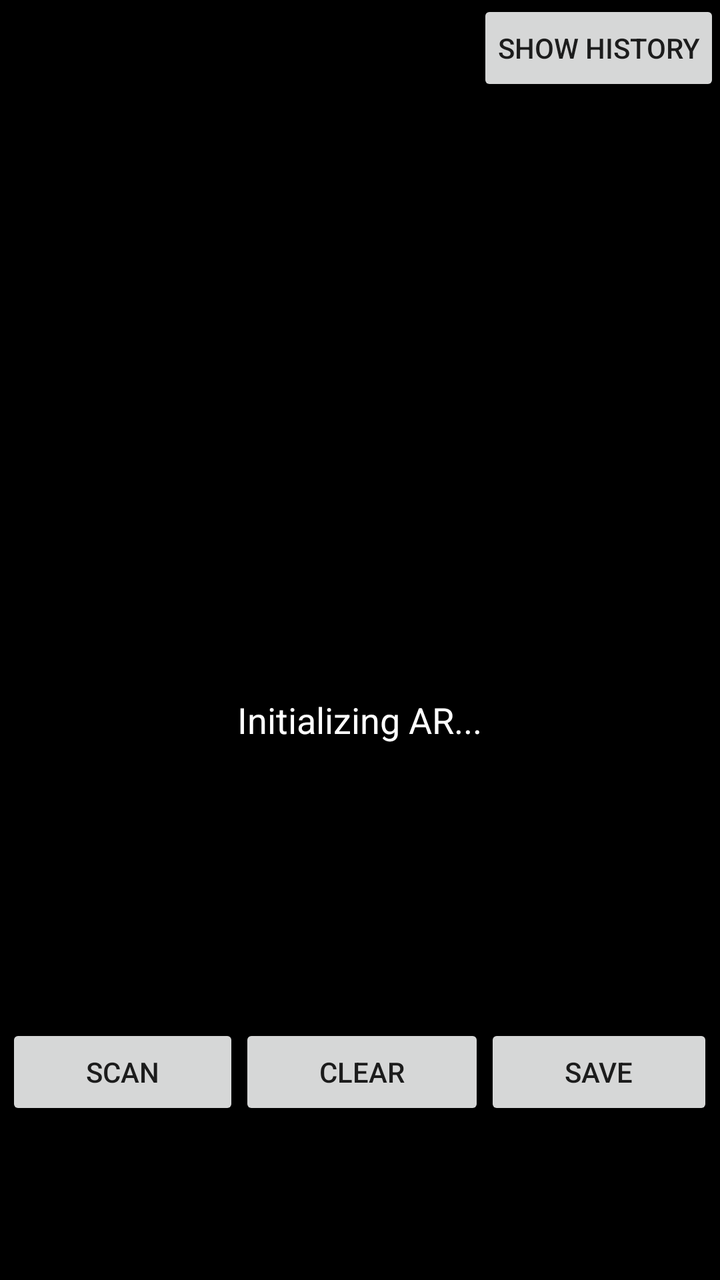
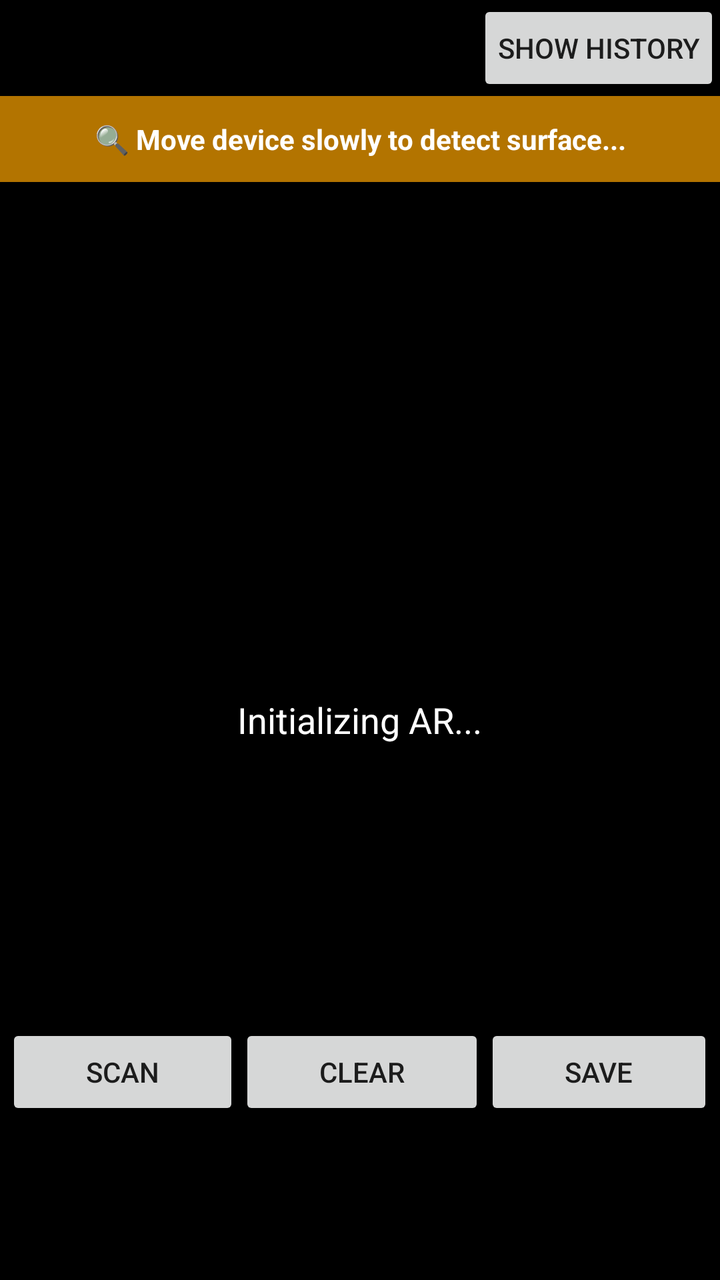

The first picture is an Android layout as it rendered before a commit; the second is the same layout after the commit. The layout source and the unified diff follow.
<!-- AndroidManifest.xml: application theme Theme.Design.Light.NoActionBar -->
<!-- res/layout/activity_main.xml -->
<?xml version="1.0" encoding="utf-8"?>
<androidx.coordinatorlayout.widget.CoordinatorLayout xmlns:android="http://schemas.android.com/apk/res/android"
    xmlns:app="http://schemas.android.com/apk/res-auto"
    android:id="@+id/coordinatorLayout"
    android:layout_width="match_parent"
    android:layout_height="match_parent">

  <android.opengl.GLSurfaceView
      android:id="@+id/surfaceview"
      android:layout_width="fill_parent"
      android:layout_height="fill_parent" />

  
  <FrameLayout
      android:id="@+id/loadingOverlay"
      android:layout_width="match_parent"
      android:layout_height="match_parent"
      android:background="#FF000000"
      android:visibility="visible">

    <LinearLayout
        android:layout_width="wrap_content"
        android:layout_height="wrap_content"
        android:layout_gravity="center"
        android:orientation="vertical"
        android:gravity="center">

      <ProgressBar
          android:layout_width="64dp"
          android:layout_height="64dp"
          android:indeterminateTint="#FFFFFF" />

      <TextView
          android:layout_width="wrap_content"
          android:layout_height="wrap_content"
          android:layout_marginTop="16dp"
          android:text="Initializing AR..."
          android:textColor="#FFFFFF"
          android:textSize="18sp" />

    </LinearLayout>

  </FrameLayout>

  <LinearLayout
      android:layout_width="wrap_content"
      android:layout_height="wrap_content"
      android:layout_marginBottom="80dp"
      android:layout_gravity="bottom|center_horizontal"
      app:layout_dodgeInsetEdges="bottom">

    <androidx.appcompat.widget.AppCompatButton
        android:id="@+id/scanButton"
        android:layout_width="wrap_content"
        android:layout_height="wrap_content"
        android:paddingHorizontal="40dp"
        android:text="@string/scan_available" />

    <androidx.appcompat.widget.AppCompatButton
        android:id="@+id/clearButton"
        android:layout_width="wrap_content"
        android:layout_height="wrap_content"
        android:paddingHorizontal="40dp"
        android:text="@string/clear" />

    <androidx.appcompat.widget.AppCompatButton
        android:id="@+id/saveButton"
        android:layout_width="wrap_content"
        android:layout_height="wrap_content"
        android:paddingHorizontal="40dp"
        android:text="Save" />

  </LinearLayout>












  <androidx.appcompat.widget.AppCompatButton
      android:id="@+id/historyButton"
      android:layout_gravity="top|end"
      android:layout_width="wrap_content"
      android:layout_height="wrap_content"
      android:paddingHorizontal="10dp"
      android:text="@string/history" />


</androidx.coordinatorlayout.widget.CoordinatorLayout>
<!-- resources referenced by this layout -->
<resources>
  <string name="clear">Clear</string>
  <string name="history">Show History</string>
  <string name="scan_available">Scan</string>
</resources>

<!-- the commit's change to res/layout/activity_main.xml (unified diff, before → after) -->
@@ -91,5 +91,19 @@
       android:paddingHorizontal="10dp"
       android:text="@string/history" />
 
+  
+  <TextView
+      android:id="@+id/planeStatusText"
+      android:layout_width="match_parent"
+      android:layout_height="wrap_content"
+      android:layout_gravity="top"
+      android:layout_marginTop="48dp"
+      android:background="#B3FFA500"
+      android:gravity="center"
+      android:padding="12dp"
+      android:text="🔍 Move device slowly to detect surface..."
+      android:textColor="#FFFFFF"
+      android:textSize="14sp"
+      android:textStyle="bold" />
 
 </androidx.coordinatorlayout.widget.CoordinatorLayout>
